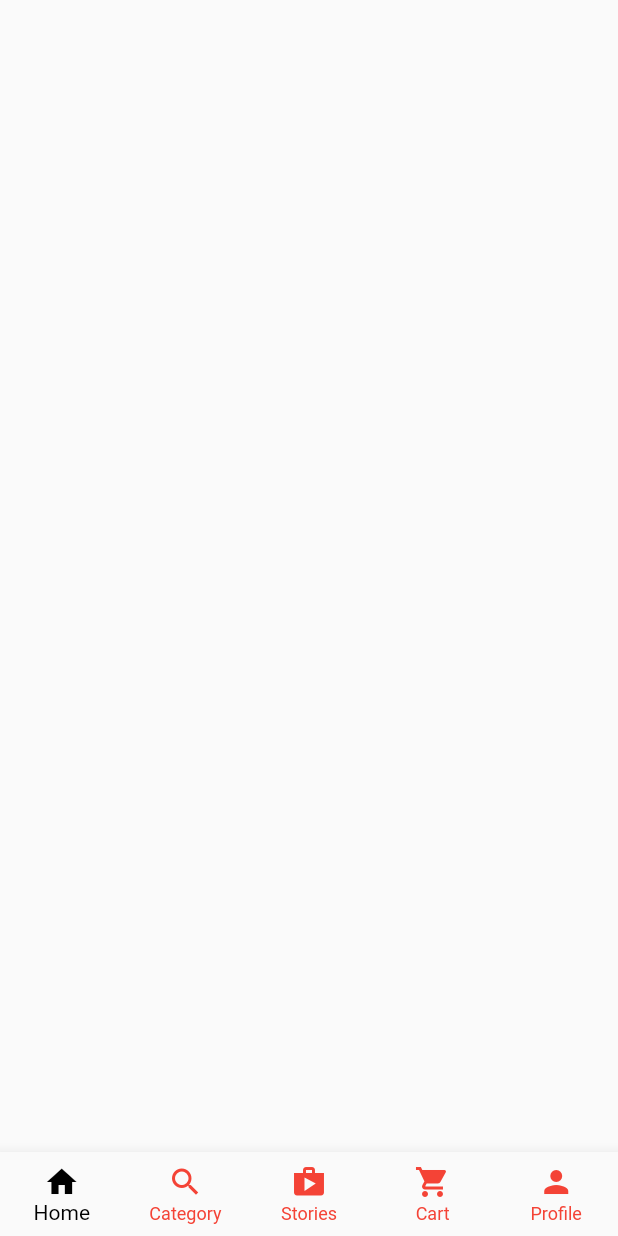
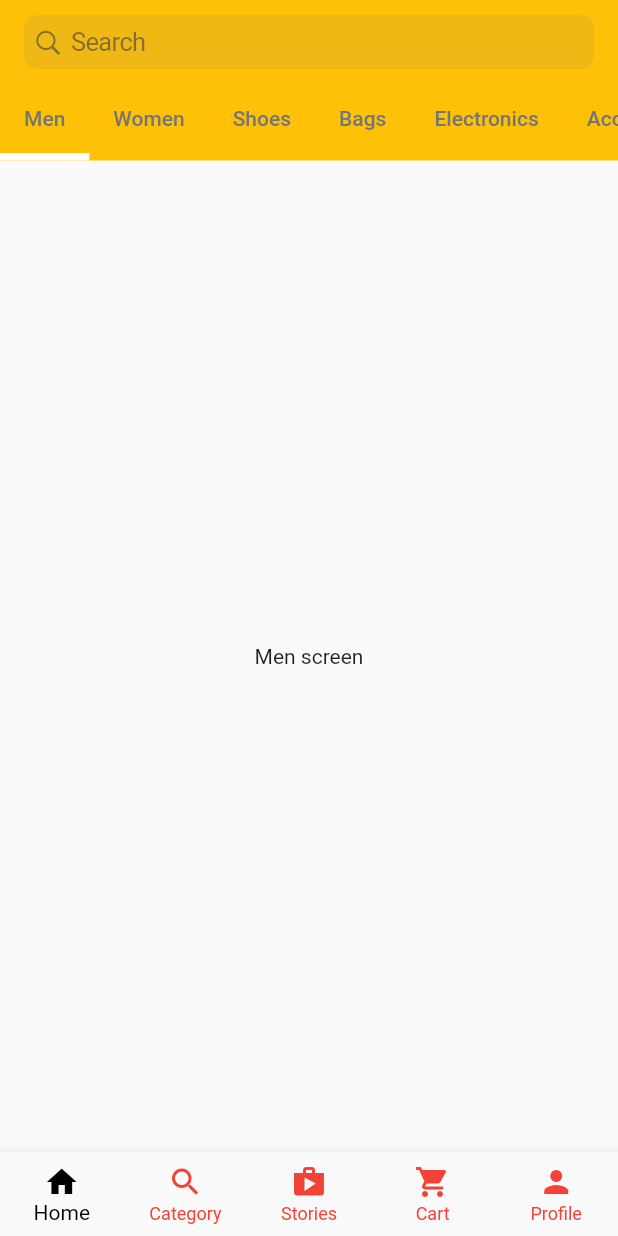
Before and after one commit to siushunking/shop_flutter, a Flutter app: the screen it shows after launch, on a phone screen of 412 x 824 dp. Run offline on Flutter 3.47's test engine with Material 2 defaults, Android fonts, the phone set to English and light mode, and no system bars.

Commit message:
Add tab to navbar

```diff
--- a/lib/main.dart
+++ b/lib/main.dart
@@ -10,6 +10,7 @@ class MyApp extends StatelessWidget {
   @override
   Widget build(BuildContext context) {
     return MaterialApp(
+      debugShowCheckedModeBanner: false,
       home: CustomerHomeScreen(),
     );
   }
--- /dev/null
+++ b/lib/main_screen/home.dart
@@ -0,0 +1,65 @@
+import 'package:flutter/cupertino.dart';
+import 'package:flutter/material.dart';
+import 'package:flutter/src/widgets/container.dart';
+import 'package:flutter/src/widgets/framework.dart';
+
+class HomeScreen extends StatefulWidget {
+  const HomeScreen({super.key});
+
+  @override
+  State<HomeScreen> createState() => _HomeScreenState();
+}
+
+class _HomeScreenState extends State<HomeScreen> {
+  @override
+  Widget build(BuildContext context) {
+    return DefaultTabController(
+    length: 9,
+    child: Scaffold(
+      appBar: AppBar(
+        elevation: 0,
+        backgroundColor: Colors.amber,
+        title: CupertinoSearchTextField(),
+        bottom: TabBar(
+          indicatorColor: Colors.white,
+          indicatorWeight: 5,
+          isScrollable: true,
+          tabs: [
+          RepeatedTab(label: "Men"),
+          RepeatedTab(label: "Women"),
+          RepeatedTab(label: "Shoes"),
+          RepeatedTab(label: "Bags"),
+          RepeatedTab(label: "Electronics"),
+          RepeatedTab(label: "Accessories"),
+          RepeatedTab(label: "Home & Garden"),
+          RepeatedTab(label: "Kids"),
+          RepeatedTab(label: "Beauty"),
+        ]),
+      ),
+      body: TabBarView(children: [
+        Center(child: Text('Men screen'),),
+        Center(child: Text('Women screen'),),
+        Center(child: Text('Shoes screen'),),
+        Center(child: Text('Bags screen'),),
+        Center(child: Text('Electronics screen'),),
+        Center(child: Text('Accessories screen'),),
+        Center(child: Text('Home & Garden screen'),),
+        Center(child: Text('Kids screen'),),
+        Center(child: Text('Beauty screen'),)
+      ]),
+    )
+    );
+  }
+}
+
+class RepeatedTab extends StatelessWidget {
+  final String label;
+  RepeatedTab({required this.label});
+
+  @override
+  Widget build(BuildContext context) {
+    return Tab(
+      child: Text(label, style: TextStyle(color: Colors.grey.shade600)),
+    );
+  }
+}
--- a/lib/main_screen/main_screen.dart
+++ b/lib/main_screen/main_screen.dart
@@ -1,6 +1,7 @@
 import 'package:flutter/material.dart';
 import 'package:flutter/src/widgets/container.dart';
 import 'package:flutter/src/widgets/framework.dart';
+import 'package:shop/main_screen/home.dart';
 
 class CustomerHomeScreen extends StatefulWidget {
   const CustomerHomeScreen({super.key});
@@ -11,10 +12,19 @@ class CustomerHomeScreen extends StatefulWidget {
 
 class _CustomerHomeScreenState extends State<CustomerHomeScreen> {
   int _selectedIndex = 0;
+  final List<Widget> _tabs = [
+    HomeScreen(),
+    Center(child: Text("home screen"),),
+    Center(child: Text("category screen"),),
+    Center(child: Text("stories screen"),),
+    Center(child: Text("cart screen"),),
+    Center(child: Text("profile screen"),),
+  ];
 
   @override
   Widget build(BuildContext context) {
     return Scaffold(
+      body: _tabs[_selectedIndex],
     bottomNavigationBar: BottomNavigationBar(
       selectedItemColor: Colors.black,
       unselectedItemColor: Colors.red,
```
